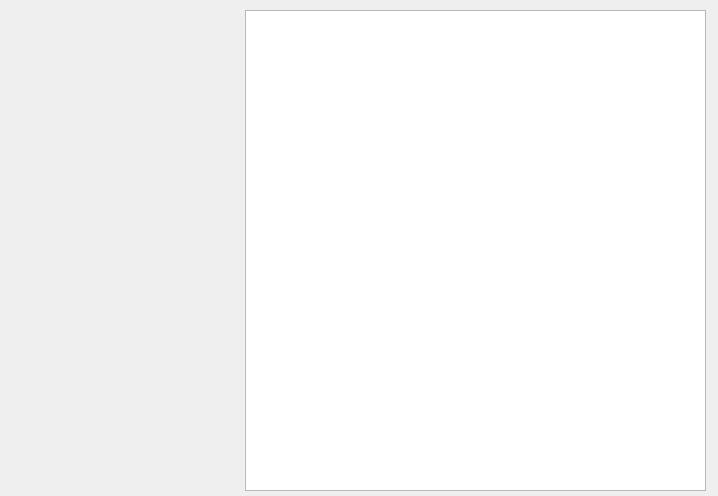
First picture: the form in dialog.ui, repository baegz/PushDownAutomaton, before the edit.
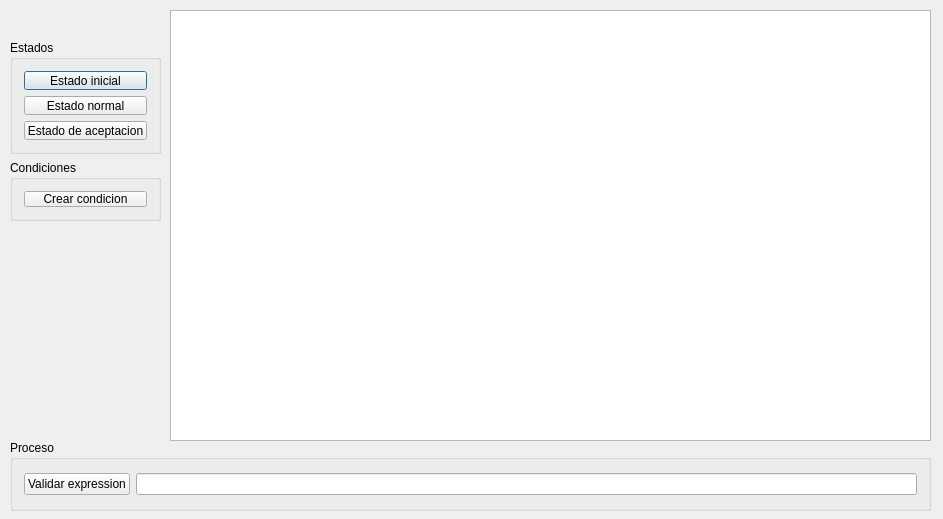
Second picture: the form after the edit.

Commit message: Advance of the graphical interface and some validations!

```diff
--- a/dialog.ui
+++ b/dialog.ui
@@ -6,8 +6,8 @@
    <rect>
     <x>0</x>
     <y>0</y>
-    <width>718</width>
-    <height>496</height>
+    <width>943</width>
+    <height>519</height>
    </rect>
   </property>
   <property name="windowTitle">
@@ -16,13 +16,103 @@
   <widget class="QGraphicsView" name="graphicsView">
    <property name="geometry">
     <rect>
-     <x>245</x>
+     <x>170</x>
      <y>10</y>
-     <width>461</width>
-     <height>481</height>
+     <width>761</width>
+     <height>431</height>
     </rect>
    </property>
   </widget>
+  <widget class="QGroupBox" name="groupBox">
+   <property name="geometry">
+    <rect>
+     <x>10</x>
+     <y>40</y>
+     <width>151</width>
+     <height>114</height>
+    </rect>
+   </property>
+   <property name="title">
+    <string>Estados</string>
+   </property>
+   <layout class="QVBoxLayout" name="verticalLayout_2">
+    <item>
+     <widget class="QPushButton" name="initialState">
+      <property name="text">
+       <string>Estado inicial</string>
+      </property>
+     </widget>
+    </item>
+    <item>
+     <widget class="QPushButton" name="normalState">
+      <property name="text">
+       <string>Estado normal</string>
+      </property>
+     </widget>
+    </item>
+    <item>
+     <widget class="QPushButton" name="acceptanceState">
+      <property name="text">
+       <string>Estado de aceptacion</string>
+      </property>
+     </widget>
+    </item>
+   </layout>
+  </widget>
+  <widget class="QGroupBox" name="groupBox_2">
+   <property name="geometry">
+    <rect>
+     <x>10</x>
+     <y>160</y>
+     <width>151</width>
+     <height>61</height>
+    </rect>
+   </property>
+   <property name="title">
+    <string>Condiciones</string>
+   </property>
+   <layout class="QVBoxLayout" name="verticalLayout">
+    <item>
+     <widget class="QPushButton" name="newCondition">
+      <property name="text">
+       <string>Crear condicion</string>
+      </property>
+     </widget>
+    </item>
+   </layout>
+  </widget>
+  <widget class="QGroupBox" name="groupBox_3">
+   <property name="geometry">
+    <rect>
+     <x>10</x>
+     <y>440</y>
+     <width>921</width>
+     <height>71</height>
+    </rect>
+   </property>
+   <property name="title">
+    <string>Proceso</string>
+   </property>
+   <layout class="QHBoxLayout" name="horizontalLayout">
+    <item>
+     <widget class="QPushButton" name="validateExpression">
+      <property name="enabled">
+       <bool>true</bool>
+      </property>
+      <property name="text">
+       <string>Validar expression</string>
+      </property>
+     </widget>
+    </item>
+    <item>
+     <widget class="QLineEdit" name="expression">
+      <property name="enabled">
+       <bool>true</bool>
+      </property>
+     </widget>
+    </item>
+   </layout>
+  </widget>
  </widget>
  <layoutdefault spacing="6" margin="11"/>
  <resources/>
```
The commit also changes 6 other files.
